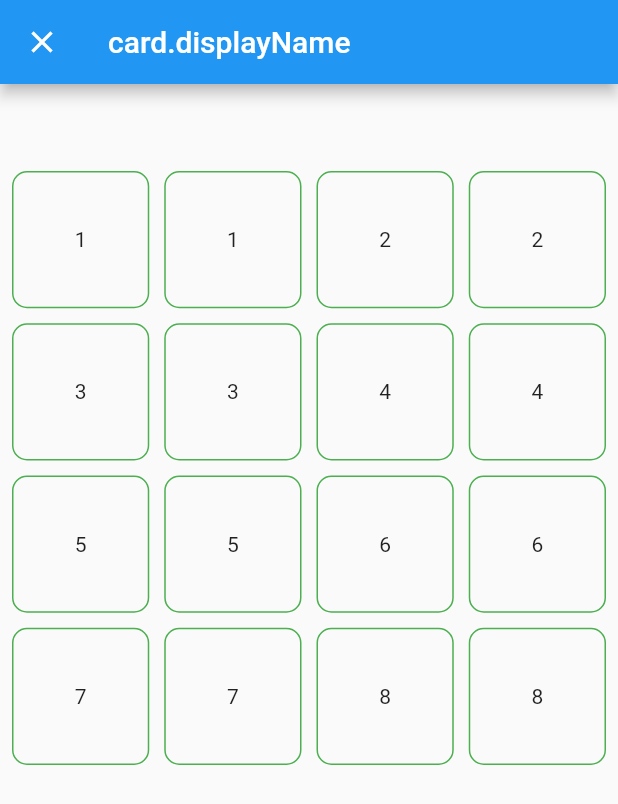
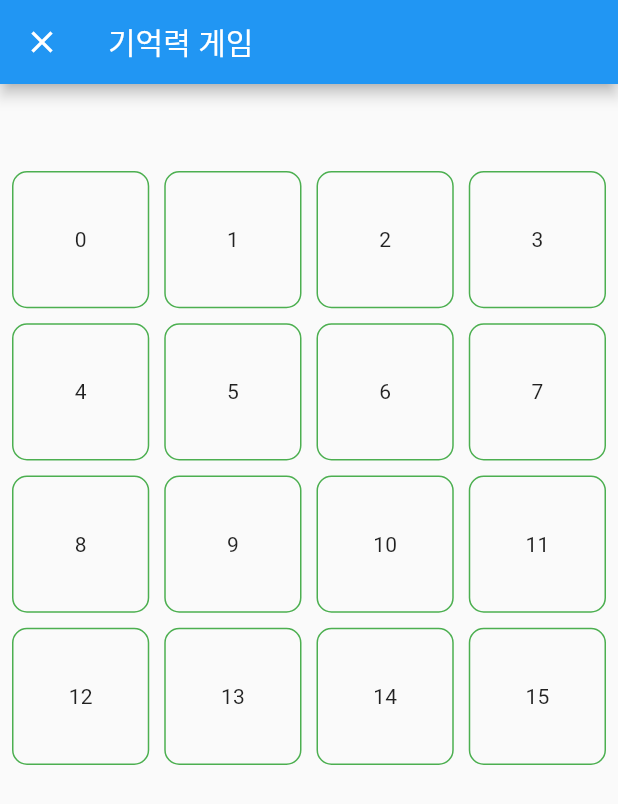
Before and after one commit to Dolphin-PC/memory_game, a Flutter app: the screen it shows after launch, after a tap on the "play arrow" icon, on a phone screen of 412 x 824 dp. Shown: the top 804 px of the screen. Run offline on Flutter 3.47's test engine with Material 2 defaults, Android fonts, the phone set to English and light mode, and no system bars; our stand-ins replace flutter_riverpod.

```diff
--- a/lib/providers/card_provider.dart
+++ b/lib/providers/card_provider.dart
@@ -3,9 +3,9 @@ import 'package:flutter_riverpod/flutter_riverpod.dart';
 
 @immutable
 class CardModel {
-  const CardModel({required this.displayName, required this.id});
+  const CardModel({required this.displayName, required this.pairId});
 
-  final String id;
+  final String pairId;
   final String displayName;
 }
 
@@ -43,7 +43,7 @@ class CardNotifier extends StateNotifier<List<CardModel>> {
   }
 
   init() {
-    state = List.generate(initList.length, (i) => CardModel(displayName: initList[i], id: initList[i]));
+    state = List.generate(initList.length, (i) => CardModel(displayName: i.toString(), pairId: initList[i]));
   }
 
 }
--- a/lib/screens/game_screen.dart
+++ b/lib/screens/game_screen.dart
@@ -21,7 +21,7 @@ class _GameScreenState extends ConsumerState<GameScreen> {
 
     return Scaffold(
       appBar: AppBar(
-        title: Text('card.displayName'),
+        title: Text('기억력 게임'),
       ),
       body: Padding(
         padding: const EdgeInsets.symmetric(vertical: 50),
--- a/lib/widgets/flip_card.dart
+++ b/lib/widgets/flip_card.dart
@@ -18,7 +18,7 @@ class FlipCard extends ConsumerWidget {
 
 
     return GestureDetector(
-      onTap: () => print('${cardModel.displayName}, ${cardModel.id}'),
+      onTap: () => print('${cardModel.displayName}, ${cardModel.pairId}'),
       child: Container(
         decoration: BoxDecoration(
           borderRadius: BorderRadius.circular(10),
```
